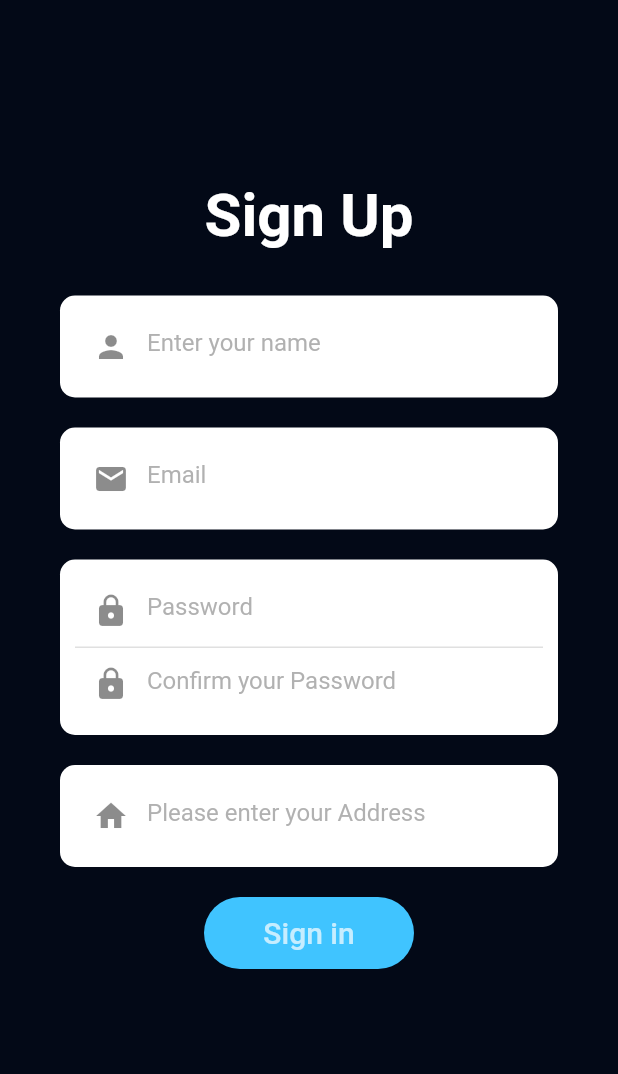
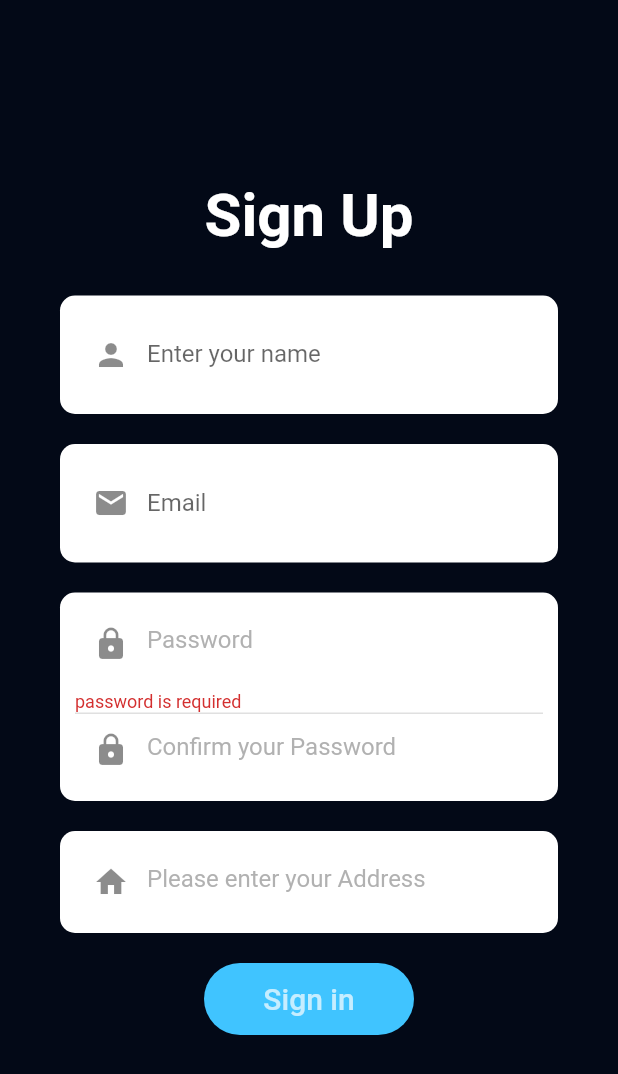
Before and after one commit to Varisity-Shuttle-services/Shuttle-service, a Flutter app: the Signup screen opened directly, after a tap on "Sign in", on a phone screen of 412 x 824 dp. Shown: the top 1074 px of the screen. Run offline on Flutter 3.47's test engine with Material 2 defaults, Android fonts, the light colour scheme and no system bars; our stand-ins replace form_field_validator, page_transition, simple_animations.

Commit message:
form field validators added
Email validator and password validator

```diff
--- a/lib/SignUp.dart
+++ b/lib/SignUp.dart
@@ -1,5 +1,4 @@
-import 'dart:math';
-
+import 'package:form_field_validator/form_field_validator.dart';
 import 'package:flutter/material.dart';
 import 'package:flutter/services.dart';
 
@@ -11,6 +10,21 @@ class Signup extends StatefulWidget {
 }
 
 class _SignupState extends State<Signup> {
+  final TextEditingController _pass = TextEditingController();
+  final TextEditingController _confirmPass = TextEditingController();
+
+  final _formKey1 = GlobalKey<FormState>();
+  final _formKey = GlobalKey<FormState>();
+  String password;
+  String _email;
+  final passwordValidator = MultiValidator([
+    RequiredValidator(errorText: 'password is required'),
+    MinLengthValidator(6, errorText: 'password must be at least 6 digits long'),
+    PatternValidator(r'(?=.*?[#?!@$%^&*-])', errorText: 'passwords must have at least one special character') ,
+ ]);
+ final emailValidator = EmailValidator(errorText: "Please type a correct email");
+
+
 
   Widget _buildNameField() {
     return FadeAnimation(1.2, Container(
@@ -26,7 +40,7 @@ class _SignupState extends State<Signup> {
                       prefixIcon:
                         Icon(Icons.person),
                       hintStyle: TextStyle(color : Colors.grey.withOpacity(.8)),
-                      hintText: "Enter your name"
+                      labelText: "Enter your name"
                     ),
               ),
               ),
@@ -41,28 +55,36 @@ class _SignupState extends State<Signup> {
                 borderRadius: BorderRadius.circular(10),
                 color: Colors.white,
               ),
+              child :Form(
+                key: _formKey,
               child: Column(
               children: <Widget>[
                 Container(
-                  child: TextField(
+                  child: TextFormField(
+                    validator: emailValidator,
                     keyboardType: TextInputType.emailAddress,
                     decoration : InputDecoration(
                       border: InputBorder.none,
                       prefixIcon:
                         Icon(Icons.email),
                       hintStyle: TextStyle(color : Colors.grey.withOpacity(.8)),
-                      hintText: "Email"
+                      labelText: "Email"
                     ),
                   ),
                 ),
               ],
               ),
             ),
+              ),
             );
 
   }
 
   Widget _buildPasswordField(){
+
+
+
+
     return FadeAnimation(1.5, Container(
               padding: EdgeInsets.all(10),
               decoration: BoxDecoration(
@@ -73,9 +95,16 @@ class _SignupState extends State<Signup> {
               children: <Widget>[
                 Container(
                   decoration: BoxDecoration(
-                    border : Border(bottom: BorderSide(color: Colors.grey[300]))
+
                   ),
-                  child: TextField(
+                  child :Form(
+                    key: _formKey1,
+                    child: Column(children: [
+                    TextFormField(
+                    controller: _pass,
+                    obscureText: true,
+                    onChanged: (val) => password = val,
+                    validator : passwordValidator,
                     keyboardType: TextInputType.emailAddress,
                     decoration : InputDecoration(
                       border: InputBorder.none,
@@ -85,11 +114,22 @@ class _SignupState extends State<Signup> {
                       hintText: "Password"
                     ),
                   ),
-                ),
+
+
+
+
+
                 Container(
                   decoration: BoxDecoration(
+                    border : Border(top: BorderSide(color: Colors.grey[300]))
                   ),
-                  child: TextField(
+                  child: TextFormField(
+                    controller: _confirmPass,
+                    validator: (value){
+                    if(value != _pass.text){
+                        return 'Passwords do not match';
+                      }
+                    },
                     obscureText: true,
                     decoration : InputDecoration(
                       border: InputBorder.none,
@@ -100,10 +140,23 @@ class _SignupState extends State<Signup> {
                     ),
                   ),
                 ),
-              ],
-              ) ,
-            ),
-            );
+                    ],
+                    ),
+                ),
+                ),
+
+                    ],
+
+
+                    ),
+
+
+                ),
+    );
+
+
+
+
 
   }
   Widget _buildAddressField(){
@@ -137,7 +190,11 @@ class _SignupState extends State<Signup> {
                 ),
                 child:FlatButton(
                   onPressed: () {
-                    print('Login button pressed');
+                    if(_formKey1.currentState.validate() && _formKey.currentState.validate() ){
+
+                      _formKey.currentState.save();
+                      print("sign in button pressed");
+                    }
                   },
                   child :Text('Sign in',
                   style: TextStyle(color : Colors.white.withOpacity(.7), fontSize: 20.0),
--- a/pubspec.yaml
+++ b/pubspec.yaml
@@ -21,6 +21,7 @@ dependencies:
     sdk: flutter
   simple_animations: ^1.1.3
   page_transition: ^1.1.4
+  form_field_validator: ^1.0.1
 
   # The following adds the Cupertino Icons font to your application.
   # Use with the CupertinoIcons class for iOS style icons.
@@ -29,6 +30,7 @@ dependencies:
 dev_dependencies:
   flutter_test:
     sdk: flutter
+
 
 
 # For information on the generic Dart part of this file, see the
```
Also changed, not shown: pubspec.lock.
